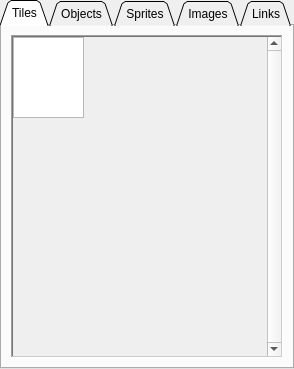
Old version of the form ResourceTab/ResourceTab.ui in the repository Preece/TGL.
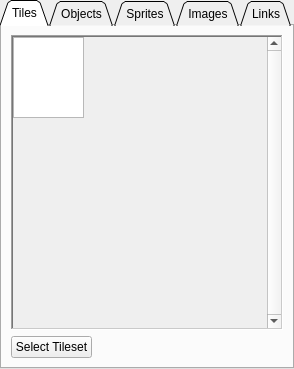
New version of the form. The open tabs and pages were chosen to show the change.

```diff
--- a/ResourceTab/ResourceTab.ui
+++ b/ResourceTab/ResourceTab.ui
@@ -59,7 +59,7 @@
          <x>0</x>
          <y>0</y>
          <width>249</width>
-         <height>327</height>
+         <height>296</height>
         </rect>
        </property>
        <widget class="QGraphicsView" name="tileSelector">
@@ -75,6 +75,30 @@
       </widget>
      </widget>
     </item>
+    <item>
+     <layout class="QHBoxLayout" name="horizontalLayout_5">
+      <item>
+       <widget class="QPushButton" name="selectTilesetButton">
+        <property name="text">
+         <string>Select Tileset</string>
+        </property>
+       </widget>
+      </item>
+      <item>
+       <spacer name="horizontalSpacer">
+        <property name="orientation">
+         <enum>Qt::Horizontal</enum>
+        </property>
+        <property name="sizeHint" stdset="0">
+         <size>
+          <width>40</width>
+          <height>20</height>
+         </size>
+        </property>
+       </spacer>
+      </item>
+     </layout>
+    </item>
    </layout>
   </widget>
   <widget class="QWidget" name="objectsTab">
```
Left out of the diff: 2 changed lines with no effect on the pictures.
